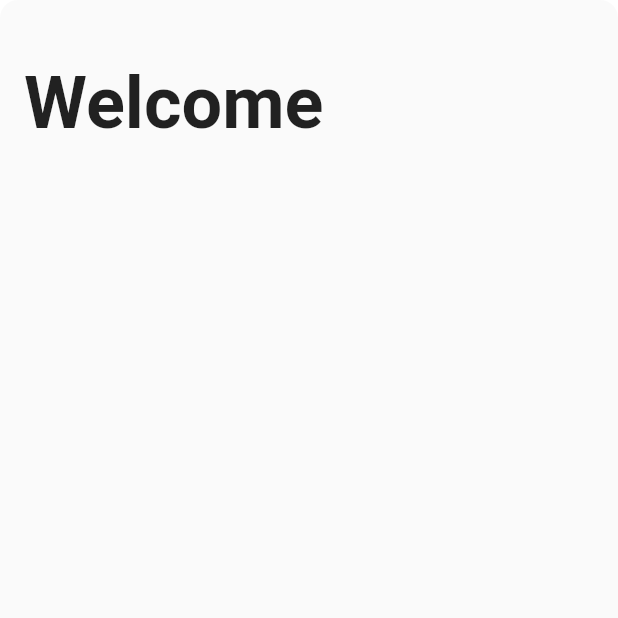
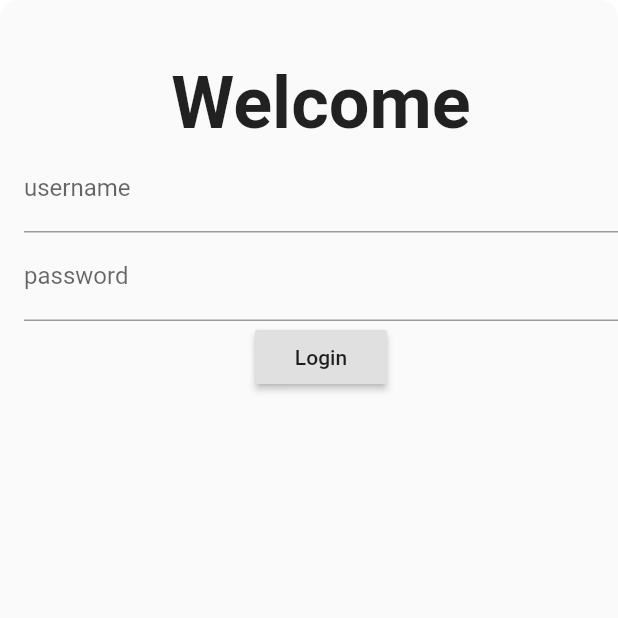
Before and after one commit to bpbushman/yoga, a Flutter app: the LoginView screen opened by its route, on a phone screen of 412 x 824 dp, the top half of it. Run offline on Flutter 3.47's test engine with Material 2 defaults, Android fonts, the phone set to English and light mode, and no system bars; our stand-ins replace auto_route, get_it, injectable, stacked, stacked_services.

Commit message:
started on form ui for login

```diff
--- a/yoga/lib/ui/views/login/login_view.dart
+++ b/yoga/lib/ui/views/login/login_view.dart
@@ -1,6 +1,15 @@
 import 'package:flutter/material.dart';
+import 'package:yoga/ui/widgets/text_field.dart';
 
-class LoginView extends StatelessWidget {
+class LoginView extends StatefulWidget {
+  @override
+  _LoginViewState createState() => _LoginViewState();
+}
+
+class _LoginViewState extends State<LoginView> {
+  final GlobalKey<FormState> _formKey = GlobalKey<FormState>();
+  String _username;
+
   @override
   Widget build(BuildContext context) {
     return ClipRRect(
@@ -14,6 +23,41 @@ class LoginView extends StatelessWidget {
                 'Welcome',
                 style: TextStyle(fontSize: 48, fontWeight: FontWeight.bold),
               ),
+              Form(
+                key: _formKey,
+                child: Column(
+                  children: [
+                    textField(
+                        label: 'username',
+                        message: 'username required',
+                        function: (String value) {
+                          _username = value;
+                          print(_username);
+                        }),
+                    TextFormField(
+                      decoration: InputDecoration(labelText: 'password'),
+                      validator: (String value) {
+                        if (value.isEmpty) {
+                          return 'password required';
+                        }
+                        return 'good';
+                      },
+                      onSaved: (String value) {
+                        _username = value;
+                        print(_username);
+                      },
+                    ),
+                    RaisedButton(
+                        child: Text('Login'),
+                        onPressed: () {
+                          if (!_formKey.currentState.validate()) {
+                            return;
+                          }
+                          _formKey.currentState.save();
+                        })
+                  ],
+                ),
+              ),
             ],
           ),
         ),
--- /dev/null
+++ b/yoga/lib/ui/widgets/text_field.dart
@@ -0,0 +1,19 @@
+import 'package:flutter/material.dart';
+
+Widget textField({String label, String message, Function function}) {
+  return Container(//color: Colors.grey[100],
+    decoration: BoxDecoration(
+      //border:
+    ),
+    child: TextFormField(
+      decoration: InputDecoration(labelText: label),
+      validator: (String value) {
+        if (value.isEmpty) {
+          return message;
+        }
+        return 'good';
+      },
+      onSaved: function,
+    ),
+  );
+}
```
